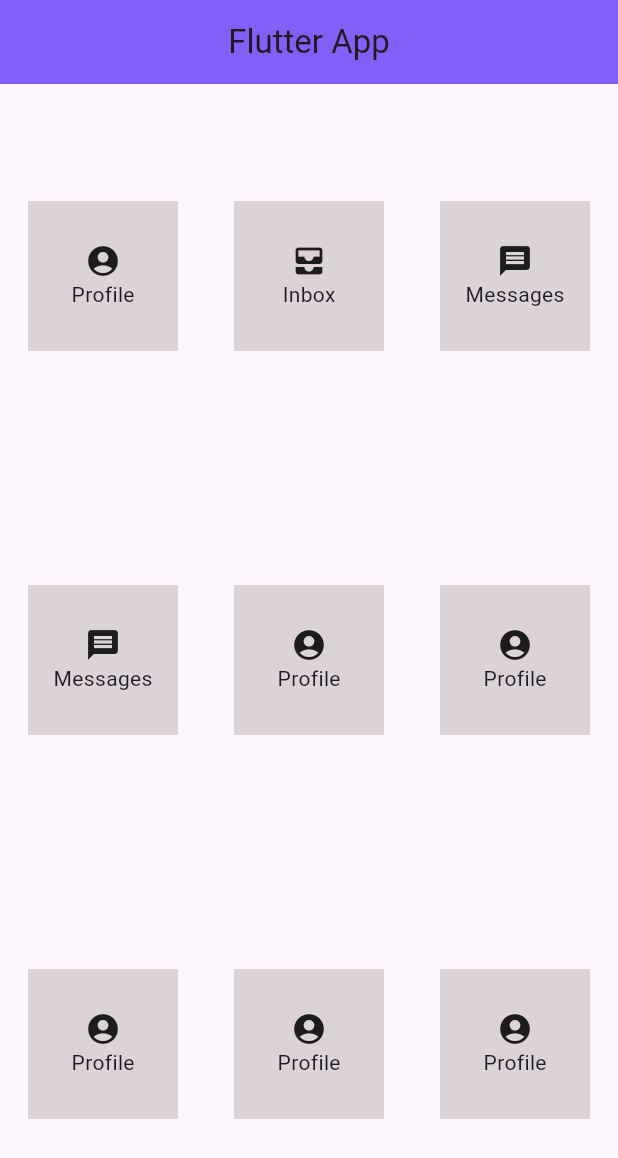
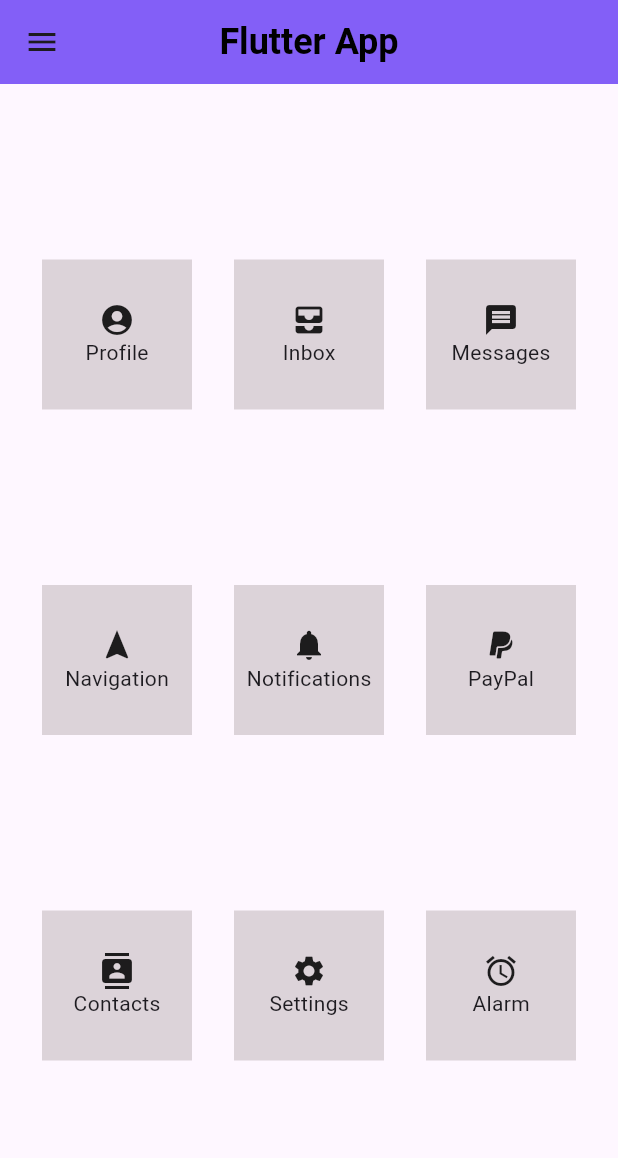
Before and after one commit to T5xb/flutter-hw, a Flutter app: the screen it shows after launch, on a phone screen of 412 x 824 dp. Shown: the top 1158 px of the screen. Run offline on Flutter 3.47's test engine with Material 3 defaults, Android fonts, the phone set to English and light mode, and no system bars.

Commit message:
Updated AppBar and add 1 row

```diff
--- a/lib/screens/home_screen.dart
+++ b/lib/screens/home_screen.dart
@@ -9,13 +9,20 @@ class HomeScreen extends StatelessWidget {
         appBar: AppBar(
           backgroundColor: const Color.fromARGB(255, 131, 95, 247),
           title: Text("Flutter App"),
+          titleTextStyle: TextStyle(
+            color: const Color.fromARGB(255, 0, 0, 0),
+            fontSize: 24,
+            fontWeight: FontWeight.bold,
+          ),
           centerTitle: true,
+
+          leading: Icon(Icons.menu),
         ),
         body: Column(
-          mainAxisAlignment: MainAxisAlignment.spaceAround,
+          mainAxisAlignment: MainAxisAlignment.spaceEvenly,
           children: [
             Row(
-              mainAxisAlignment: MainAxisAlignment.spaceAround,
+              mainAxisAlignment: MainAxisAlignment.spaceEvenly,
               children: [
                 Container(
                   width: 100,
@@ -56,7 +63,7 @@ class HomeScreen extends StatelessWidget {
               ],
             ),
             Row(
-              mainAxisAlignment: MainAxisAlignment.spaceAround,
+              mainAxisAlignment: MainAxisAlignment.spaceEvenly,
               children: [
                 Container(
                   width: 100,
@@ -65,8 +72,8 @@ class HomeScreen extends StatelessWidget {
                   child: Column(
                     mainAxisAlignment: MainAxisAlignment.center,
                     children: [
-                      Icon(Icons.message),
-                      Text("Messages"),
+                      Icon(Icons.navigation),
+                      Text("Navigation"),
                     ],
                   )
                 ),
@@ -77,8 +84,8 @@ class HomeScreen extends StatelessWidget {
                   child: Column(
                     mainAxisAlignment: MainAxisAlignment.center,
                     children: [
-                      Icon(Icons.account_circle_rounded),
-                      Text("Profile"),
+                      Icon(Icons.notifications),
+                      Text("Notifications"),
                     ],
                   )
                 ),
@@ -88,15 +95,15 @@ class HomeScreen extends StatelessWidget {
                   color: const Color.fromARGB(53, 92, 75, 74),child: Column(
                     mainAxisAlignment: MainAxisAlignment.center,
                     children: [
-                      Icon(Icons.account_circle_rounded),
-                      Text("Profile"),
+                      Icon(Icons.paypal),
+                      Text("PayPal"),
                     ],
                   )
                 ),
               ],
             ),
             Row(
-              mainAxisAlignment: MainAxisAlignment.spaceAround,
+              mainAxisAlignment: MainAxisAlignment.spaceEvenly,
               children: [
                 Container(
                   width: 100,
@@ -105,8 +112,8 @@ class HomeScreen extends StatelessWidget {
                   child: Column(
                     mainAxisAlignment: MainAxisAlignment.center,
                     children: [
-                      Icon(Icons.account_circle_rounded),
-                      Text("Profile"),
+                      Icon(Icons.contacts),
+                      Text("Contacts"),
                     ],
                   )
                 ),
@@ -117,26 +124,27 @@ class HomeScreen extends StatelessWidget {
                   child: Column(
                     mainAxisAlignment: MainAxisAlignment.center,
                     children: [
-                      Icon(Icons.account_circle_rounded),
-                      Text("Profile"),
+                      Icon(Icons.settings),
+                      Text("Settings"),
                     ],
                   )
                 ),
                 Container(
                   width: 100,
                   height: 100,
-                  color: const Color.fromARGB(53, 92, 75, 74),
-                  child: Column(
+                  color: const Color.fromARGB(53, 92, 75, 74),child: Column(
                     mainAxisAlignment: MainAxisAlignment.center,
                     children: [
-                      Icon(Icons.account_circle_rounded),
-                      Text("Profile"),
+                      Icon(Icons.alarm),
+                      Text("Alarm"),
                     ],
                   )
                 ),
               ],
-            )
-        ])
+            ),
+         ],
+        ),
+
       );
 
     }
```
